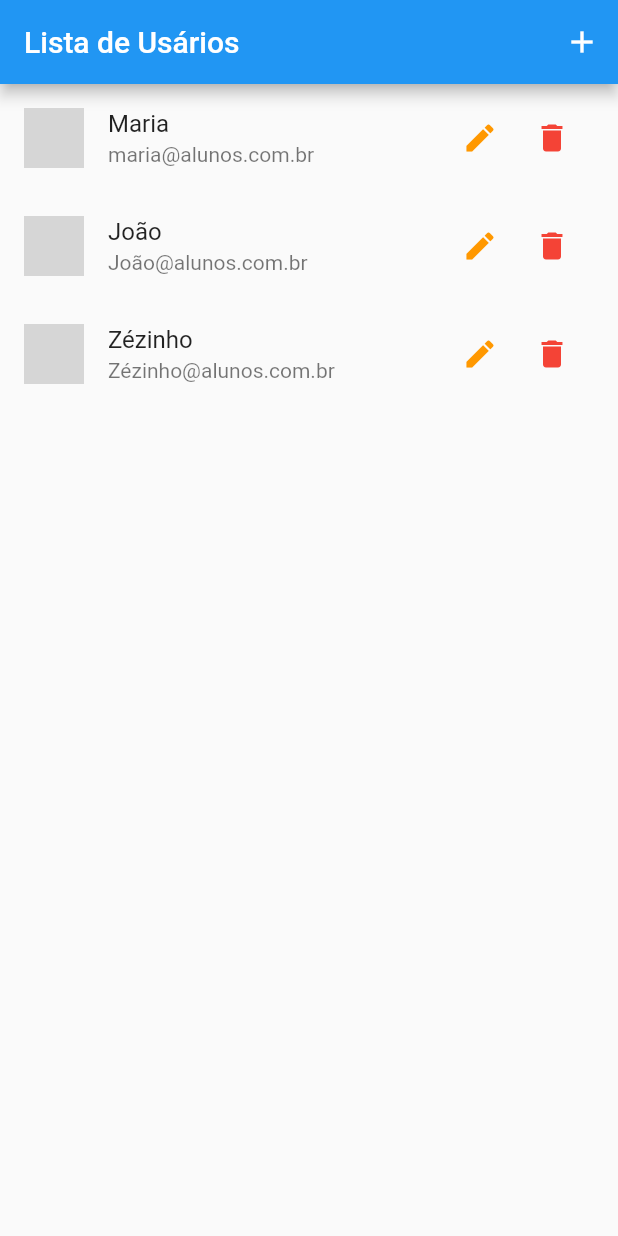
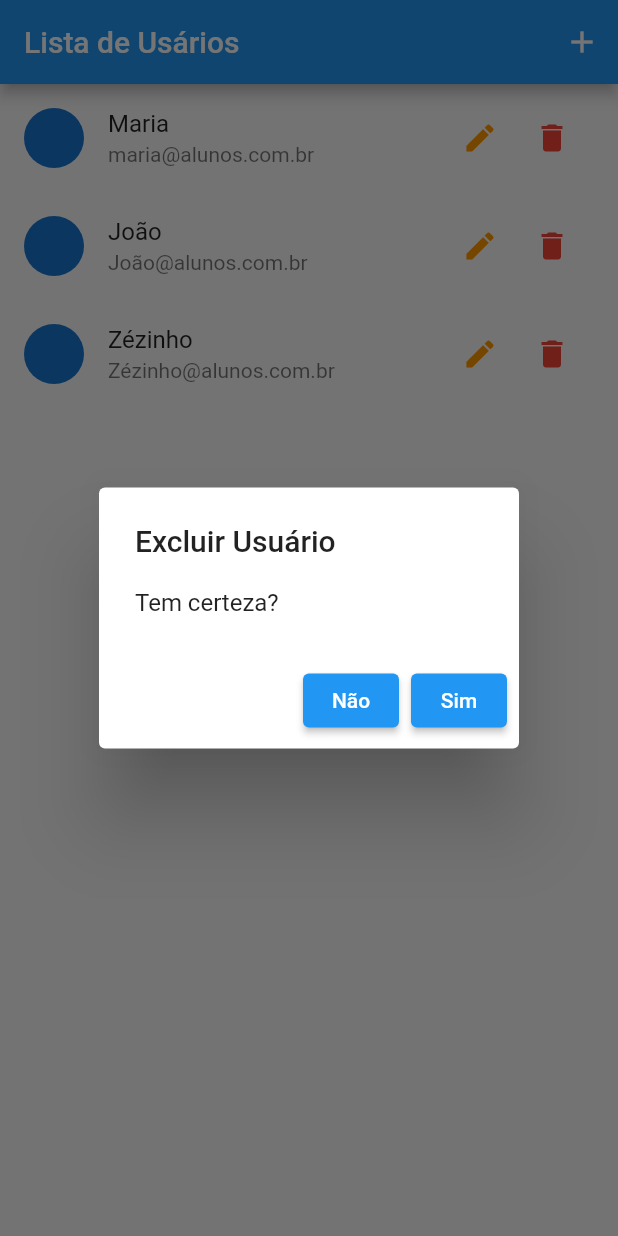
Before and after one commit to rogerioloualonso/BasicAppFlutter, a Flutter app: the screen it shows after launch, after a tap on the "delete" icon, on a phone screen of 412 x 824 dp. Run offline on Flutter 3.47's test engine with Material 2 defaults, Android fonts, the light colour scheme and no system bars; network calls fail; grey boxes are pictures that could not be loaded.

Commit message:
Implementação da exclusão de usuário

```diff
--- a/lib/components/user_tile.dart
+++ b/lib/components/user_tile.dart
@@ -1,6 +1,10 @@
 import 'package:exemplo/models/user.dart';
+import 'package:exemplo/provider/users.dart';
 import 'package:exemplo/routes/app_routes.dart';
 import 'package:flutter/material.dart';
+import 'package:provider/provider.dart';
+import 'package:flutter/src/widgets/basic.dart';
+import 'package:flutter/src/widgets/framework.dart';
 
 class UserTile extends StatelessWidget {
   final User user;
@@ -33,7 +37,29 @@
             IconButton(
               icon: Icon(Icons.delete),
               color: Colors.red,
-              onPressed: () {},
+              onPressed: () {
+                showDialog(
+                  context: context,
+                  builder: (ctx) => AlertDialog(
+                    title: Text('Excluir Usuário'),
+                    content: Text('Tem certeza?'),
+                    actions: <Widget>[
+                      ElevatedButton(
+                        onPressed: () => Navigator.of(context).pop(false),
+                        child: Text('Não'),
+                      ),
+                      ElevatedButton(
+                        onPressed: () => Navigator.of(context).pop(true),
+                        child: Text('Sim'),
+                      ),
+                    ],
+                  ),
+                ).then((confirmed) {
+                  if (confirmed) {
+                    Provider.of<Users>(context, listen: false).remove(user);
+                  }
+                });
+              },
             )
           ]),
         ));
--- a/lib/data/dummy_user.dart
+++ b/lib/data/dummy_user.dart
@@ -8,13 +8,13 @@
       avatarUrl:
           'https://cdn.pixabay.com/photo/2016/03/31/20/31/amazed-1295833_960_720.png'),
   '2': User(
-      id: '1',
+      id: '2',
       name: 'João',
       email: 'João@alunos.com.br',
       avatarUrl:
           'https://cdn.pixabay.com/photo/2013/07/13/10/07/man-156584_960_720.png'),
   '3': User(
-      id: '1',
+      id: '3',
       name: 'Zézinho',
       email: 'Zézinho@alunos.com.br',
       avatarUrl:
--- a/lib/views/user_form.dart
+++ b/lib/views/user_form.dart
@@ -35,7 +35,7 @@
                 _form.currentState?.save();
                 Provider.of<Users>(context, listen: false).put(
                   User(
-                    id: _formData['id']!,
+                    id: _formData['id'] == null ? '' : _formData['id']!,
                     name: _formData['name']!,
                     email: _formData['email']!,
                     avatarUrl: _formData['avatarUrl']!,
```
